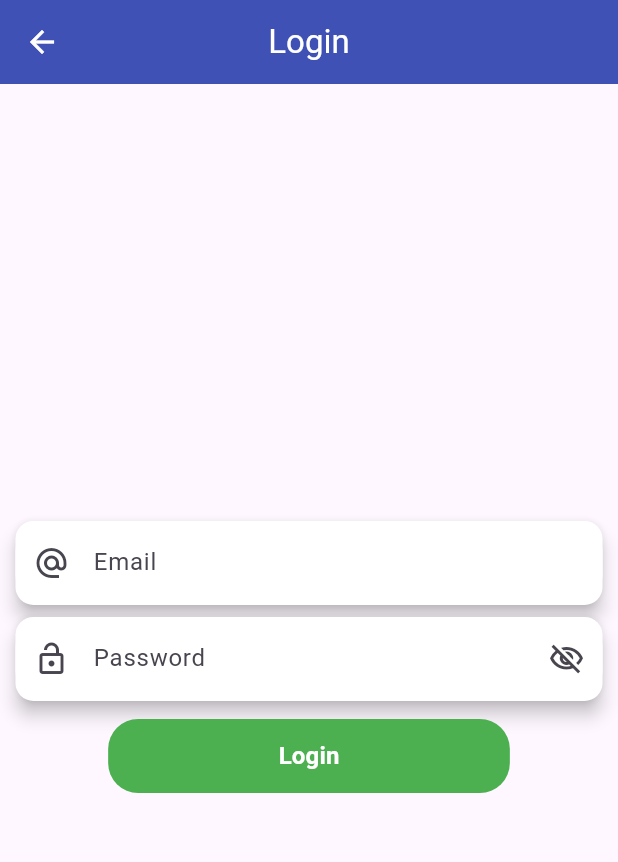
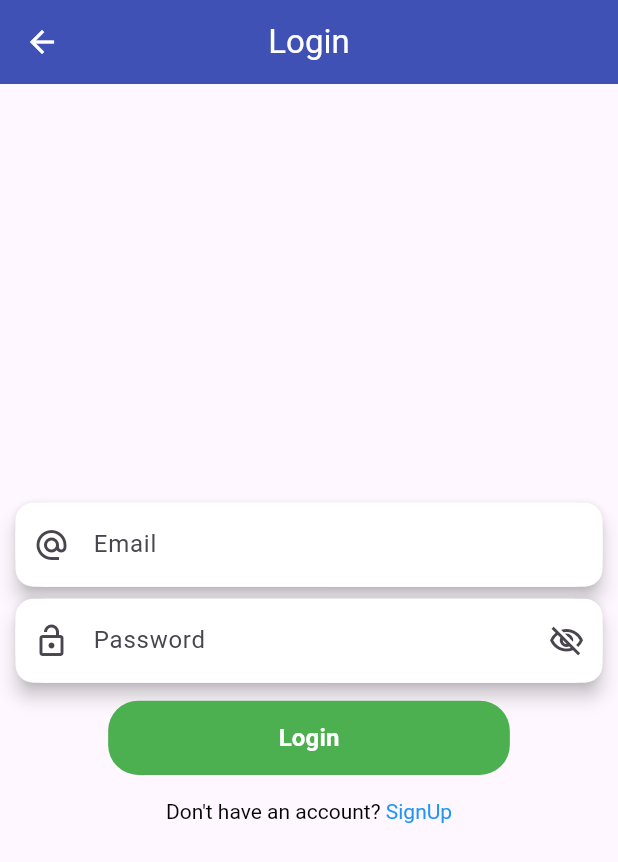
Before and after one commit to Sameer747/Learn-Flutter-2024, a Flutter app: the screen it shows after launch, after a tap on "MVVM Example", on a phone screen of 412 x 824 dp. Shown: the top 862 px of the screen. Run offline on Flutter 3.47's test engine with Material 3 defaults, Android fonts, the phone set to English and light mode, and no system bars; our stand-ins replace another_flushbar, fluttertoast, go_router.

```diff
--- a/mvvm+provider/lib/home_screen.dart
+++ b/mvvm+provider/lib/home_screen.dart
@@ -1,5 +1,5 @@
 import 'package:flutter/material.dart';
-import 'package:provider_with_mvvm/mvvm_example/view/screen/login_view.dart';
+import 'package:provider_with_mvvm/mvvm_example/view/screens/login_view.dart';
 import 'package:provider_with_mvvm/provider_example/utils/constants.dart';
 import 'package:provider_with_mvvm/provider_example/utils/widgets.dart';
 
--- a/mvvm+provider/lib/mvvm_example/data/network/base_api_service.dart
+++ b/mvvm+provider/lib/mvvm_example/data/network/base_api_service.dart
@@ -1,3 +1,9 @@
+/*
+ * The BaseApiServices is using a SOLID so that the code
+ * is written once and can be used to many other places
+ * so that the code are decoupled and not tightly packed
+*/
+
 abstract class BaseApiServices {
   Future<dynamic> getApiService({required String url});
   Future<dynamic> postApiService({required String url, required data});
--- a/mvvm+provider/lib/mvvm_example/data/response/api_response.dart
+++ b/mvvm+provider/lib/mvvm_example/data/response/api_response.dart
@@ -1,4 +1,8 @@
 import 'package:provider_with_mvvm/mvvm_example/data/response/status.dart';
+
+/*
+ * The ApiResponse class is responsible for the response based on response
+*/
 
 class ApiResponse<T> {
   Status? status;
--- a/mvvm+provider/lib/mvvm_example/res/endpoints.dart
+++ b/mvvm+provider/lib/mvvm_example/res/endpoints.dart
@@ -1,5 +1,5 @@
 class Endpoints {
   static var baseApiEndPoint = "https://reqres.in/api/";
   static var loginApiEndPoint = "${baseApiEndPoint}login";
-  static var registerApiEndPoint = "${baseApiEndPoint}register";
+  static var signUpApiEndPoint = "${baseApiEndPoint}register";
 }
--- a/mvvm+provider/lib/mvvm_example/utils/routes/routes.dart
+++ b/mvvm+provider/lib/mvvm_example/utils/routes/routes.dart
@@ -1,8 +1,9 @@
 import 'package:flutter/material.dart';
 import 'package:provider_with_mvvm/home_screen.dart';
 import 'package:provider_with_mvvm/mvvm_example/utils/routes/routes_name.dart';
-import 'package:provider_with_mvvm/mvvm_example/view/screen/home_screen.dart';
-import 'package:provider_with_mvvm/mvvm_example/view/screen/login_view.dart';
+import 'package:provider_with_mvvm/mvvm_example/view/screens/home_screen.dart';
+import 'package:provider_with_mvvm/mvvm_example/view/screens/login_view.dart';
+import 'package:provider_with_mvvm/mvvm_example/view/screens/signup_view.dart';
 
 class Routes {
   static Route<dynamic> generateRoutes(RouteSettings settings) {
@@ -13,6 +14,8 @@ class Routes {
         return MaterialPageRoute(builder: (context) => const LoginView());
       case RoutesName.home:
         return MaterialPageRoute(builder: (context) => const HomeScreen());
+      case RoutesName.signup:
+        return MaterialPageRoute(builder: (context) => const SignupView());
       default:
         return MaterialPageRoute(
           builder: (context) {
--- a/mvvm+provider/lib/mvvm_example/utils/routes/routes_name.dart
+++ b/mvvm+provider/lib/mvvm_example/utils/routes/routes_name.dart
@@ -5,4 +5,6 @@ class RoutesName {
   static const String home_mvvm = "home_screen_mvvm";
   // home screen
   static const String home = "home_screen";
+  // signup screen
+  static const String signup = "signup_screen";
 }
--- /dev/null
+++ b/mvvm+provider/lib/mvvm_example/view/screens/login_view.dart
@@ -0,0 +1,155 @@
+import 'package:flutter/foundation.dart';
+import 'package:flutter/material.dart';
+import 'package:provider/provider.dart';
+import 'package:provider_with_mvvm/mvvm_example/res/components/round_button.dart';
+import 'package:provider_with_mvvm/mvvm_example/utils/routes/routes_name.dart';
+import 'package:provider_with_mvvm/mvvm_example/utils/utils.dart';
+import 'package:provider_with_mvvm/mvvm_example/view_model/auth_view_model.dart';
+
+class LoginView extends StatefulWidget {
+  const LoginView({super.key});
+
+  @override
+  State<LoginView> createState() => _LoginViewState();
+}
+
+class _LoginViewState extends State<LoginView> {
+  final TextEditingController _emailController = TextEditingController();
+  final TextEditingController _passwordController = TextEditingController();
+  final FocusNode emailFocusNode = FocusNode();
+  final FocusNode passwordFocusNode = FocusNode();
+  ValueNotifier<bool> obscurePassword = ValueNotifier(true);
+
+  @override
+  void dispose() {
+    // TODO: implement dispose
+    super.dispose();
+
+    _emailController.dispose();
+    _passwordController.dispose();
+    emailFocusNode.dispose();
+    passwordFocusNode.dispose();
+    obscurePassword.dispose();
+  }
+
+  @override
+  Widget build(BuildContext context) {
+    print("build");
+    // final authViewModel = Provider.of<AuthViewModel>(context, listen: false);
+    final height = MediaQuery.of(context).size.height;
+    final width = MediaQuery.of(context).size.width;
+    return Scaffold(
+      appBar: AppBar(
+        title: const Text("Login"),
+      ),
+      body: SafeArea(
+        child: Column(
+          mainAxisAlignment: MainAxisAlignment.center,
+          crossAxisAlignment: CrossAxisAlignment.center,
+          children: [
+            Center(
+              child: Card(
+                elevation: 5,
+                color: Colors.white,
+                child: Container(
+                  width: width * 0.95,
+                  decoration: BoxDecoration(
+                      color: Colors.white,
+                      borderRadius: BorderRadius.circular(20)),
+                  child: TextFormField(
+                    controller: _emailController,
+                    focusNode: emailFocusNode,
+                    keyboardType: TextInputType.emailAddress,
+                    onFieldSubmitted: (value) {
+                      // FocusScope.of(context).requestFocus(passwordFocusNode);
+                      Utils.fieldFocusNode(
+                          context: context,
+                          currentFocus: emailFocusNode,
+                          nextFocus: passwordFocusNode);
+                    },
+                    decoration: const InputDecoration(
+                        border: InputBorder.none,
+                        labelText: "Email",
+                        hintText: "Enter email here",
+                        prefixIcon: Icon(Icons.alternate_email)),
+                  ),
+                ),
+              ),
+            ),
+            ValueListenableBuilder(
+              valueListenable: obscurePassword,
+              builder: (context, value, child) {
+                return Card(
+                  elevation: 5,
+                  color: Colors.white,
+                  child: Container(
+                    width: width * .95,
+                    decoration: BoxDecoration(
+                        color: Colors.white,
+                        borderRadius: BorderRadius.circular(20)),
+                    child: TextFormField(
+                      controller: _passwordController,
+                      focusNode: passwordFocusNode,
+                      obscureText: value,
+                      obscuringCharacter: "*",
+                      decoration: InputDecoration(
+                          labelText: "Password",
+                          border: InputBorder.none,
+                          hintText: "Enter password here",
+                          prefixIcon: const Icon(Icons.lock_open_outlined),
+                          suffixIcon: IconButton(
+                              onPressed: () {
+                                obscurePassword.value = !obscurePassword.value;
+                              },
+                              icon: obscurePassword.value
+                                  ? const Icon(Icons.visibility_off_outlined)
+                                  : const Icon(Icons.visibility_outlined))),
+                    ),
+                  ),
+                );
+              },
+            ),
+            Consumer<AuthViewModel>(
+              builder: (context, authProvider, child) {
+                return RoundButton(
+                  title: 'Login',
+                  loading: authProvider.loading,
+                  onPress: () {
+                    if (_emailController.text.isEmpty) {
+                      Utils.flushBarErrorMessage(
+                          context: context, message: "Please enter email");
+                    } else if (_passwordController.text.isEmpty) {
+                      Utils.flushBarErrorMessage(
+                          context: context, message: "Please enter password");
+                    } else if (_passwordController.text.length < 6) {
+                      Utils.flushBarErrorMessage(
+                          context: context,
+                          message: "Please enter 6 digit password");
+                    } else {
+                      Map data = {
+                        "email": _emailController.text.toString(),
+                        "password": _passwordController.text.toString()
+                      };
+                      authProvider.loginApi(data: data, context: context);
+                    }
+                  },
+                );
+              },
+            ),
+            SizedBox(height: height * 0.01),
+            InkWell(
+              onTap: (){
+                Navigator.pushNamed(context, RoutesName.signup);
+              },
+              child: RichText(text: const TextSpan(text: "Don't have an account? ",
+              children: [
+                TextSpan(text: "SignUp",style: TextStyle(color: Colors.blue))
+              ],
+              style: TextStyle(color: Colors.black))),
+            ),
+          ],
+        ),
+      ),
+    );
+  }
+}
```
Also changed, not shown: mvvm+provider/lib/mvvm_example/data/app_exception.dart (+8 -6 lines), mvvm+provider/lib/mvvm_example/data/network/network_api_service.dart (+24 -5 lines), mvvm+provider/lib/mvvm_example/data/response/status.dart (+6 -1 lines), mvvm+provider/lib/mvvm_example/repository/auth_repository.dart (+7 -2 lines), mvvm+provider/lib/mvvm_example/view/screens/signup_view.dart (renamed from mvvm+provider/lib/mvvm_example/view/screen/login_view.dart, +24 -9 lines), mvvm+provider/lib/mvvm_example/view_model/auth_view_model.dart (+50 -4 lines), mvvm+provider/lib/mvvm_example/view/screens/home_screen.dart (renamed from mvvm+provider/lib/mvvm_example/view/screen/home_screen.dart).
